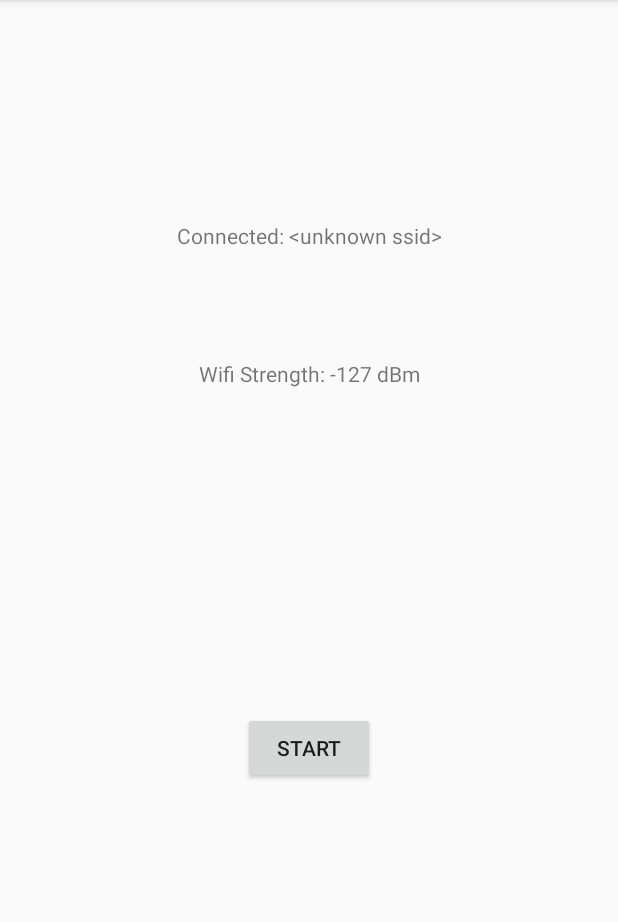
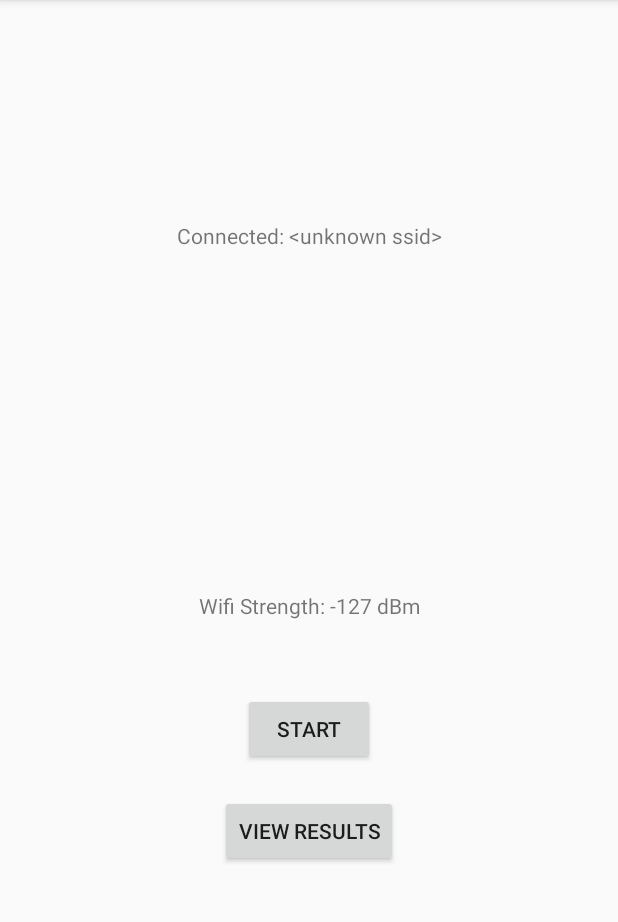
Before and after one commit to max-two/SigMapDrone, an Android app: the screen it shows after launch (MainActivity), after a tap on "START", on a phone screen of 412 x 824 dp, the part 84-1006 px from its top. Run offline under Robolectric (Android 15) with nearby library versions, the phone set to English and light mode, and no system bars.

Commit message:
Added activity to view the database

```diff
--- a/app/src/main/java/come/wolfpack/sigmapdrone/DbHelper.java
+++ b/app/src/main/java/come/wolfpack/sigmapdrone/DbHelper.java
@@ -5,13 +5,16 @@ import android.content.Context;
 import android.database.sqlite.SQLiteDatabase;
 import android.database.sqlite.SQLiteOpenHelper;
 
+import java.io.File;
+import java.io.FileWriter;
+
 /**
  * Created by max on 9/13/17.
  */
 
 public class DbHelper extends SQLiteOpenHelper {
     // If you change the database schema, you must increment the database version.
-    public static final int DATABASE_VERSION = 1;
+    public static final int DATABASE_VERSION = 2;
     public static final String DATABASE_NAME = "SigMap.db";
 
     private static final String SQL_CREATE_TABLE =
@@ -51,6 +54,6 @@ public class DbHelper extends SQLiteOpenHelper {
         contentValues.put(DbContract.Entry.COLUMN_Y, "0");
         contentValues.put(DbContract.Entry.COLUMN_Z, "0");
 
-        db.insert("contacts", null, contentValues);
+        db.insert(DbContract.Entry.TABLE_NAME, null, contentValues);
     }
 }
--- a/app/src/main/java/come/wolfpack/sigmapdrone/MainActivity.java
+++ b/app/src/main/java/come/wolfpack/sigmapdrone/MainActivity.java
@@ -1,6 +1,7 @@
 package come.wolfpack.sigmapdrone;
 
 import android.content.Context;
+import android.content.Intent;
 import android.os.Handler;
 import android.support.v7.app.AppCompatActivity;
 import android.os.Bundle;
@@ -23,7 +24,7 @@ public class MainActivity extends AppCompatActivity {
         final TextView rssiText = (TextView) findViewById(R.id.textView2);
 
         final Handler handler = new Handler();
-        final int delay = 100;
+        final int delay = 1000;
 
         final DbHelper dbHelper = new DbHelper(context);
         final WifiHelper wifiHelper = new WifiHelper(context);
@@ -31,15 +32,24 @@ public class MainActivity extends AppCompatActivity {
         String ssid = wifiHelper.getSSID();
         ssidText.setText("Connected: " + ssid);
 
+        // TODO: Use a thread pool manager to execute runnables
         handler.postDelayed(new Runnable(){
+            int i = 0;
             public void run(){
+                i++;
                 int rssi = wifiHelper.getRSSI();
                 rssiText.setText("Wifi Strength: " + String.valueOf(rssi) + " dBm");
 
                 dbHelper.insertSignal(rssi);
-
-                handler.postDelayed(this, delay);
+//                if (i <= 4) {
+                    handler.postDelayed(this, delay);
+//                }
             }
         }, delay);
     }
+
+    public void viewDatabase(View view) {
+        Intent intent = new Intent(this, ViewDatabaseActivity.class);
+        startActivity(intent);
+    }
 }
--- a/app/src/main/res/layout/activity_main.xml
+++ b/app/src/main/res/layout/activity_main.xml
@@ -10,12 +10,12 @@
         android:id="@+id/button"
         android:layout_width="wrap_content"
         android:layout_height="wrap_content"
-        android:layout_marginBottom="245dp"
         android:onClick="collectWifi"
         android:text="@string/button_start"
-        app:layout_constraintBottom_toBottomOf="parent"
         app:layout_constraintLeft_toLeftOf="parent"
-        app:layout_constraintRight_toRightOf="parent" />
+        app:layout_constraintRight_toRightOf="parent"
+        android:layout_marginBottom="20dp"
+        app:layout_constraintBottom_toTopOf="@+id/button2" />
 
     <TextView
         android:id="@+id/textView"
@@ -38,6 +38,18 @@
         app:layout_constraintLeft_toLeftOf="parent"
         app:layout_constraintRight_toRightOf="parent"
         app:layout_constraintTop_toBottomOf="@+id/textView"
-        app:layout_constraintVertical_bias="0.238" />
+        app:layout_constraintVertical_bias="0.844" />
+
+    <Button
+        android:id="@+id/button2"
+        android:layout_width="wrap_content"
+        android:layout_height="wrap_content"
+        android:onClick="viewDatabase"
+        android:text="View Results"
+        app:layout_constraintLeft_toLeftOf="parent"
+        app:layout_constraintRight_toRightOf="parent"
+        app:layout_constraintBottom_toBottomOf="parent"
+        app:layout_constraintHorizontal_bias="0.501"
+        android:layout_marginBottom="190dp" />
 
 </android.support.constraint.ConstraintLayout>
```
Also changed, not shown: app/src/main/AndroidManifest.xml (+11 -1 lines), app/src/main/java/come/wolfpack/sigmapdrone/ViewDatabaseActivity.java (added, +78 -0 lines), app/src/main/res/layout/activity_view_database.xml (added, +33 -0 lines).
